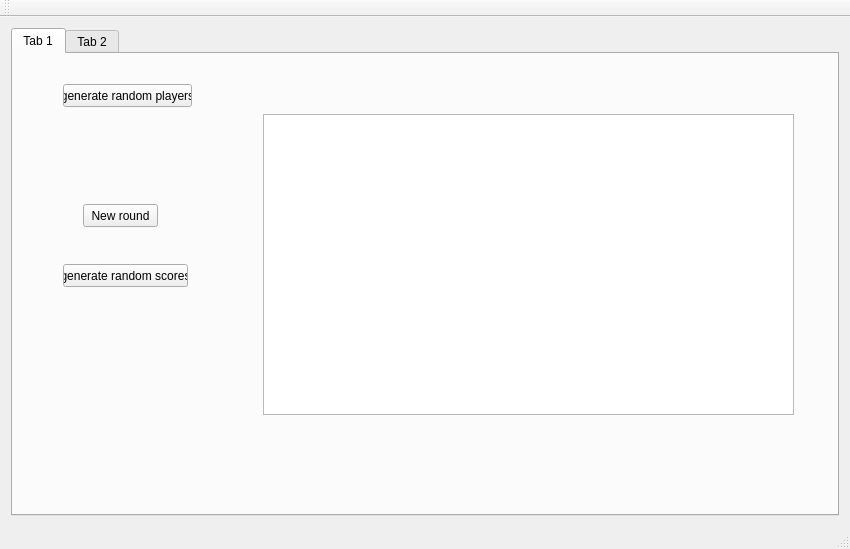
Old version of the form mainwindow.ui in the repository dsarrut/btm.
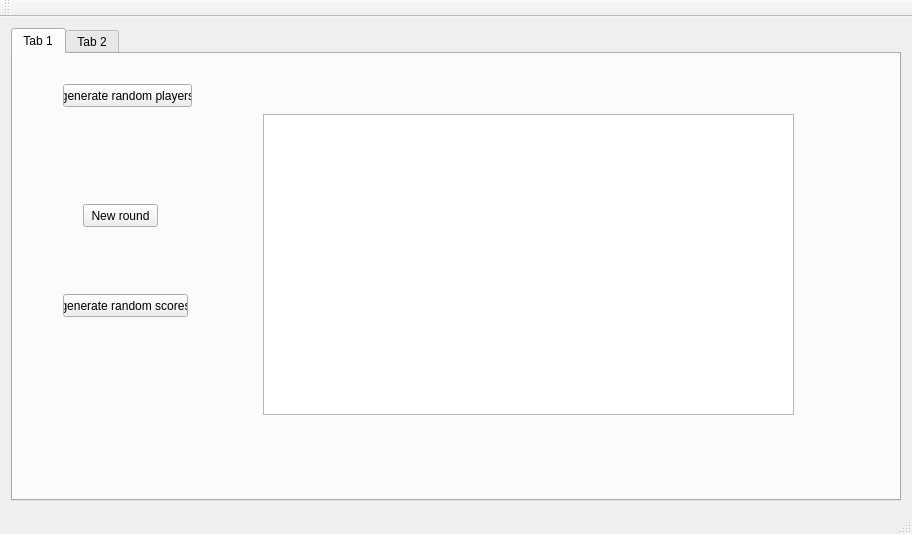
New version of the form.

Diff of the .ui file:
```diff
--- a/mainwindow.ui
+++ b/mainwindow.ui
@@ -6,8 +6,8 @@
    <rect>
     <x>0</x>
     <y>0</y>
-    <width>850</width>
-    <height>549</height>
+    <width>912</width>
+    <height>534</height>
    </rect>
   </property>
   <property name="windowTitle">
@@ -51,7 +51,7 @@
         <property name="geometry">
          <rect>
           <x>50</x>
-          <y>210</y>
+          <y>240</y>
           <width>125</width>
           <height>23</height>
          </rect>
```
Left out of the diff: 4 changed lines with no effect on the pictures.
